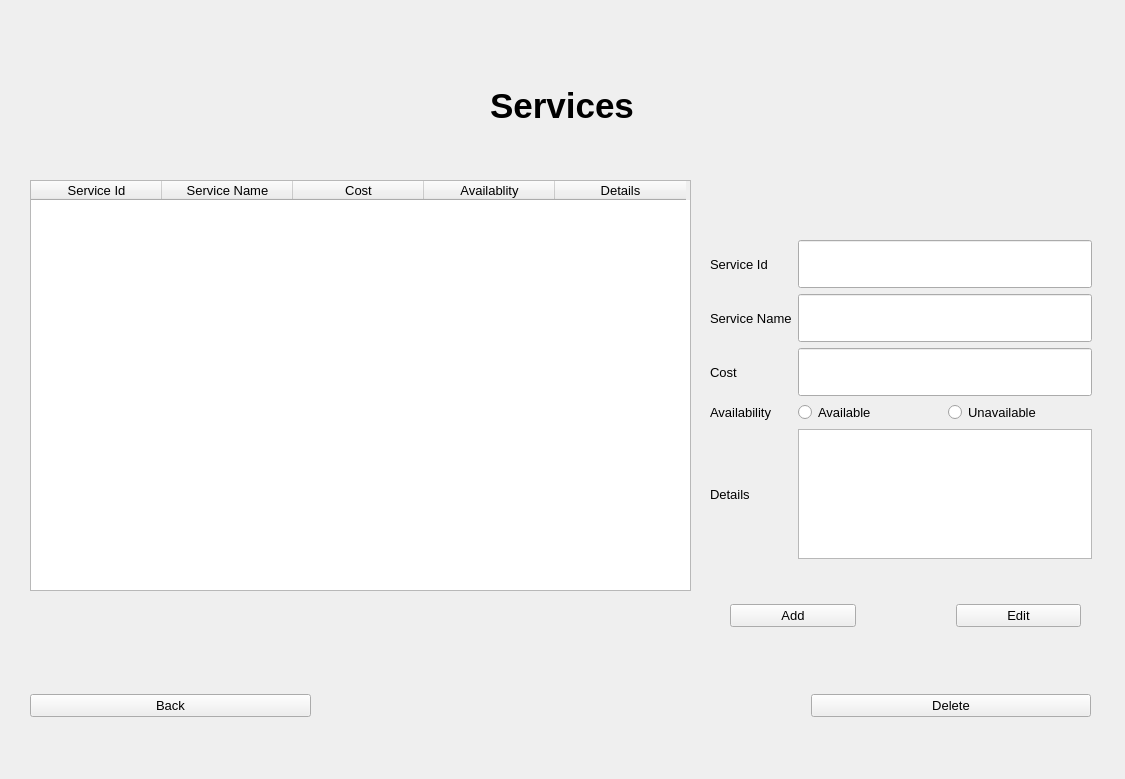
Old version of the form ServiceUI.ui in the repository ASNaeem/Simple-VCMS.
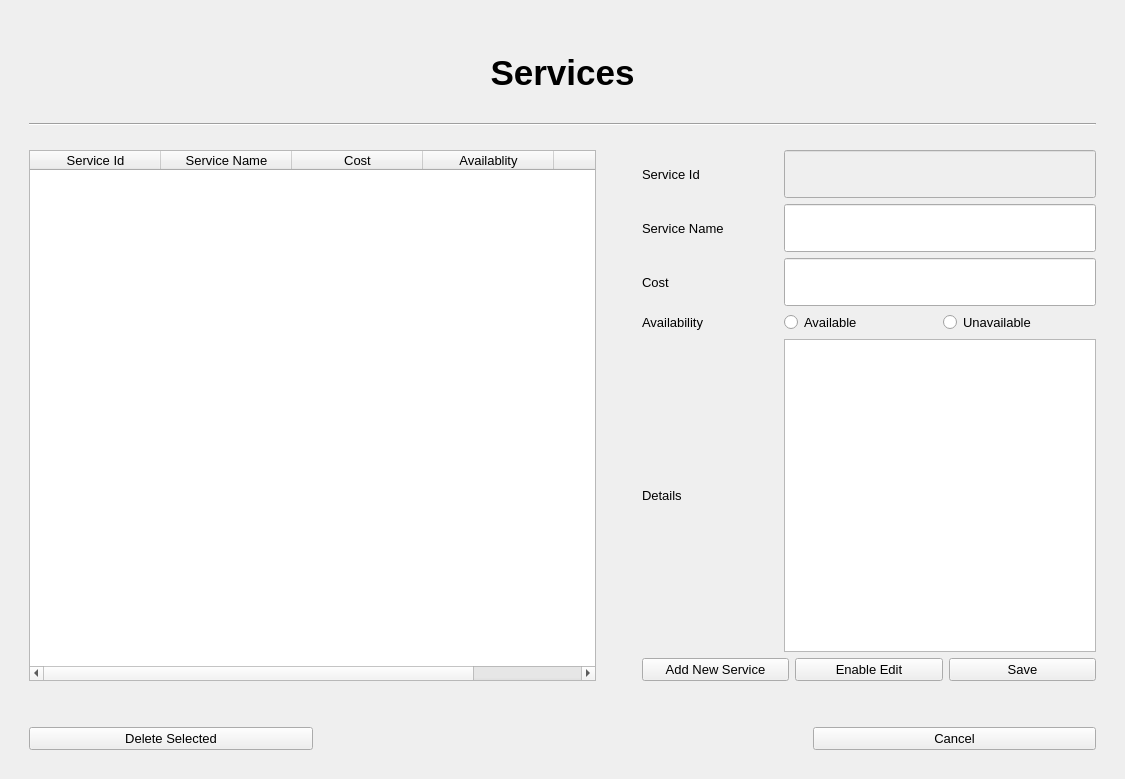
New version of the form.

What changed in the file:
```diff
--- a/ServiceUI.ui
+++ b/ServiceUI.ui
@@ -19,15 +19,23 @@
    <string>MainWindow</string>
   </property>
   <widget class="QWidget" name="centralwidget">
+   <layout class="QVBoxLayout" name="verticalLayout_3">
+    <item>
+     <layout class="QVBoxLayout" name="verticalLayout_2" stretch="10,0,2,60,0,20">
+      <property name="leftMargin">
+       <number>20</number>
+      </property>
+      <property name="topMargin">
+       <number>20</number>
+      </property>
+      <property name="rightMargin">
+       <number>20</number>
+      </property>
+      <property name="bottomMargin">
+       <number>20</number>
+      </property>
+      <item>
    <widget class="QLabel" name="ServiceLebel1">
-    <property name="geometry">
-     <rect>
-      <x>490</x>
-      <y>80</y>
-      <width>191</width>
-      <height>51</height>
-     </rect>
-    </property>
     <property name="font">
      <font>
       <pointsize>26</pointsize>
@@ -38,55 +46,35 @@
     <property name="text">
      <string>Services</string>
     </property>
-   </widget>
-   <widget class="QWidget" name="widget" native="true">
-    <property name="geometry">
-     <rect>
-      <x>730</x>
-      <y>590</y>
-      <width>351</width>
-      <height>52</height>
-     </rect>
-    </property>
-    <layout class="QHBoxLayout" name="horizontalLayout">
-     <property name="spacing">
-      <number>100</number>
-     </property>
+        <property name="alignment">
+         <set>Qt::AlignCenter</set>
+        </property>
+       </widget>
+      </item>
      <item>
-      <widget class="QPushButton" name="AddPushButton">
-       <property name="font">
-        <font>
-         <pointsize>10</pointsize>
-        </font>
-       </property>
-       <property name="text">
-        <string>Add</string>
-       </property>
+       <widget class="Line" name="line">
+        <property name="orientation">
+         <enum>Qt::Horizontal</enum>
+        </property>
       </widget>
      </item>
      <item>
-      <widget class="QPushButton" name="EditPushButton">
-       <property name="font">
-        <font>
-         <pointsize>10</pointsize>
-        </font>
-       </property>
-       <property name="text">
-        <string>Edit</string>
-       </property>
-      </widget>
-     </item>
-    </layout>
-   </widget>
-   <widget class="QTableWidget" name="SeviceTableWidget">
-    <property name="geometry">
-     <rect>
-      <x>30</x>
-      <y>180</y>
-      <width>661</width>
-      <height>411</height>
-     </rect>
-    </property>
+       <spacer name="verticalSpacer">
+        <property name="orientation">
+         <enum>Qt::Vertical</enum>
+        </property>
+        <property name="sizeHint" stdset="0">
+         <size>
+          <width>20</width>
+          <height>40</height>
+         </size>
+        </property>
+       </spacer>
+      </item>
+      <item>
+       <layout class="QHBoxLayout" name="horizontalLayout_3" stretch="50,0,40">
+        <item>
+         <widget class="QTableWidget" name="table_service">
     <property name="minimumSize">
      <size>
       <width>449</width>
@@ -147,60 +135,90 @@
      </property>
     </column>
    </widget>
-   <widget class="QWidget" name="layoutWidget">
-    <property name="geometry">
-     <rect>
-      <x>30</x>
-      <y>690</y>
-      <width>1061</width>
-      <height>32</height>
-     </rect>
-    </property>
-    <layout class="QHBoxLayout" name="horizontalLayout_2">
-     <property name="spacing">
-      <number>500</number>
-     </property>
-     <item>
-      <widget class="QPushButton" name="BackPushButton">
-       <property name="font">
-        <font>
-         <pointsize>10</pointsize>
-        </font>
-       </property>
-       <property name="text">
-        <string>Back</string>
-       </property>
-      </widget>
      </item>
      <item>
-      <widget class="QPushButton" name="DeletePushButton">
-       <property name="font">
-        <font>
-         <pointsize>10</pointsize>
-        </font>
-       </property>
-       <property name="text">
-        <string>Delete</string>
-       </property>
-      </widget>
-     </item>
-    </layout>
-   </widget>
-   <widget class="QWidget" name="layoutWidget">
-    <property name="geometry">
-     <rect>
-      <x>710</x>
-      <y>240</y>
-      <width>382</width>
-      <height>319</height>
-     </rect>
-    </property>
+         <spacer name="horizontalSpacer">
+          <property name="orientation">
+           <enum>Qt::Horizontal</enum>
+          </property>
+          <property name="sizeHint" stdset="0">
+           <size>
+            <width>40</width>
+            <height>20</height>
+           </size>
+          </property>
+         </spacer>
+        </item>
+        <item>
+         <layout class="QVBoxLayout" name="verticalLayout">
+          <item>
     <layout class="QGridLayout" name="gridLayout">
+            <item row="1" column="1" colspan="2">
+             <widget class="QLineEdit" name="line_service_name"/>
+            </item>
+            <item row="4" column="1" colspan="2">
+             <widget class="QPlainTextEdit" name="pte_service_details"/>
+            </item>
+            <item row="2" column="0">
+             <widget class="QLabel" name="CostLebel">
+              <property name="font">
+               <font>
+                <pointsize>10</pointsize>
+               </font>
+              </property>
+              <property name="text">
+               <string>Cost</string>
+              </property>
+             </widget>
+            </item>
      <item row="0" column="1" colspan="2">
-      <widget class="QLineEdit" name="ServiceIdLine"/>
+             <widget class="QLineEdit" name="line_service_id">
+              <property name="enabled">
+               <bool>false</bool>
+              </property>
+             </widget>
+            </item>
+            <item row="2" column="1" colspan="2">
+             <widget class="QLineEdit" name="line_service_cost"/>
+            </item>
+            <item row="4" column="0">
+             <widget class="QLabel" name="DetailsLebel">
+              <property name="font">
+               <font>
+                <pointsize>10</pointsize>
+               </font>
+              </property>
+              <property name="text">
+               <string>Details</string>
+              </property>
+             </widget>
+            </item>
+            <item row="3" column="2">
+             <widget class="QRadioButton" name="rb_service_unavailable">
+              <property name="font">
+               <font>
+                <pointsize>10</pointsize>
+               </font>
+              </property>
+              <property name="text">
+               <string>Unavailable</string>
+              </property>
+             </widget>
+            </item>
+            <item row="1" column="0">
+             <widget class="QLabel" name="ServiceNameLebel">
+              <property name="font">
+               <font>
+                <pointsize>10</pointsize>
+               </font>
+              </property>
+              <property name="text">
+               <string>Service Name</string>
+              </property>
+             </widget>
      </item>
      <item row="3" column="1">
-      <widget class="QRadioButton" name="AvailableRadioButton">
+             <widget class="QRadioButton" name="rb_service_available">
        <property name="font">
         <font>
          <pointsize>10</pointsize>
@@ -211,18 +229,6 @@
        </property>
       </widget>
      </item>
-     <item row="2" column="0">
-      <widget class="QLabel" name="CostLebel">
-       <property name="font">
-        <font>
-         <pointsize>10</pointsize>
-        </font>
-       </property>
-       <property name="text">
-        <string>Cost</string>
-       </property>
-      </widget>
-     </item>
      <item row="0" column="0">
       <widget class="QLabel" name="ServiceIdLebel">
        <property name="font">
@@ -235,9 +241,6 @@
        </property>
       </widget>
      </item>
-     <item row="1" column="1" colspan="2">
-      <widget class="QLineEdit" name="ServiceNameLine"/>
-     </item>
      <item row="3" column="0">
       <widget class="QLabel" name="AvailabilityLebel">
        <property name="font">
@@ -250,50 +253,99 @@
        </property>
       </widget>
      </item>
-     <item row="4" column="1" colspan="2">
-      <widget class="QPlainTextEdit" name="DetailsPlainText"/>
-     </item>
-     <item row="1" column="0">
-      <widget class="QLabel" name="ServiceNameLebel">
+           </layout>
+          </item>
+          <item>
+           <layout class="QHBoxLayout" name="horizontalLayout">
+            <item>
+             <widget class="QPushButton" name="button_service_add">
        <property name="font">
         <font>
          <pointsize>10</pointsize>
         </font>
        </property>
        <property name="text">
-        <string>Service Name</string>
+               <string>Add New Service</string>
        </property>
       </widget>
      </item>
-     <item row="2" column="1" colspan="2">
-      <widget class="QLineEdit" name="CostLine"/>
-     </item>
-     <item row="3" column="2">
-      <widget class="QRadioButton" name="UnavailableRadioButton">
+            <item>
+             <widget class="QPushButton" name="button_service_edit">
        <property name="font">
         <font>
          <pointsize>10</pointsize>
         </font>
        </property>
        <property name="text">
-        <string>Unavailable</string>
+               <string>Enable Edit</string>
        </property>
       </widget>
      </item>
-     <item row="4" column="0">
-      <widget class="QLabel" name="DetailsLebel">
+            <item>
+             <widget class="QPushButton" name="button_service_save">
        <property name="font">
         <font>
          <pointsize>10</pointsize>
         </font>
        </property>
        <property name="text">
-        <string>Details</string>
+               <string>Save</string>
        </property>
       </widget>
      </item>
     </layout>
-   </widget>
+          </item>
+         </layout>
+        </item>
+       </layout>
+      </item>
+      <item>
+       <spacer name="verticalSpacer_2">
+        <property name="orientation">
+         <enum>Qt::Vertical</enum>
+        </property>
+        <property name="sizeHint" stdset="0">
+         <size>
+          <width>20</width>
+          <height>40</height>
+         </size>
+        </property>
+       </spacer>
+      </item>
+      <item>
+       <layout class="QHBoxLayout" name="horizontalLayout_2">
+        <property name="spacing">
+         <number>500</number>
+        </property>
+        <item>
+         <widget class="QPushButton" name="button_service_delete">
+          <property name="font">
+           <font>
+            <pointsize>10</pointsize>
+           </font>
+          </property>
+          <property name="text">
+           <string>Delete Selected</string>
+          </property>
+         </widget>
+        </item>
+        <item>
+         <widget class="QPushButton" name="button_service_cancel">
+          <property name="font">
+           <font>
+            <pointsize>10</pointsize>
+           </font>
+          </property>
+          <property name="text">
+           <string>Cancel</string>
+          </property>
+         </widget>
+        </item>
+       </layout>
+      </item>
+     </layout>
+    </item>
+   </layout>
   </widget>
  </widget>
  <resources/>
```
Lines whose indentation alone changed are shown as unchanged.
